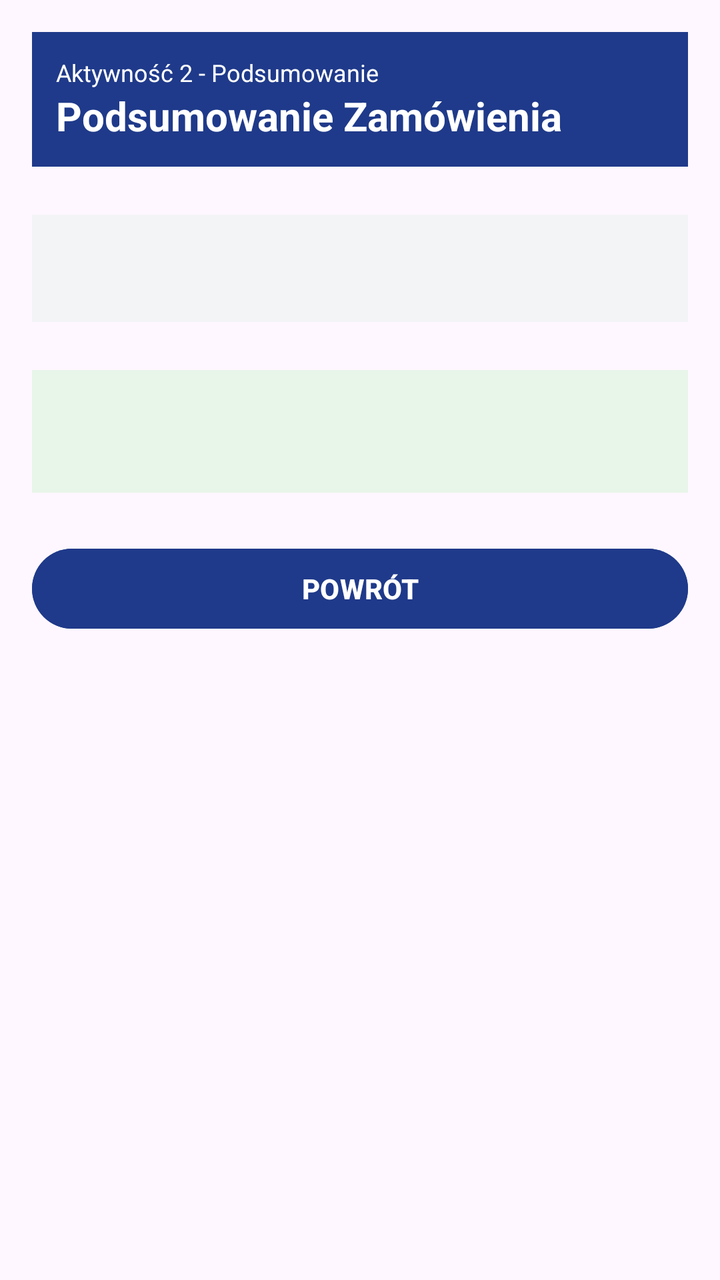
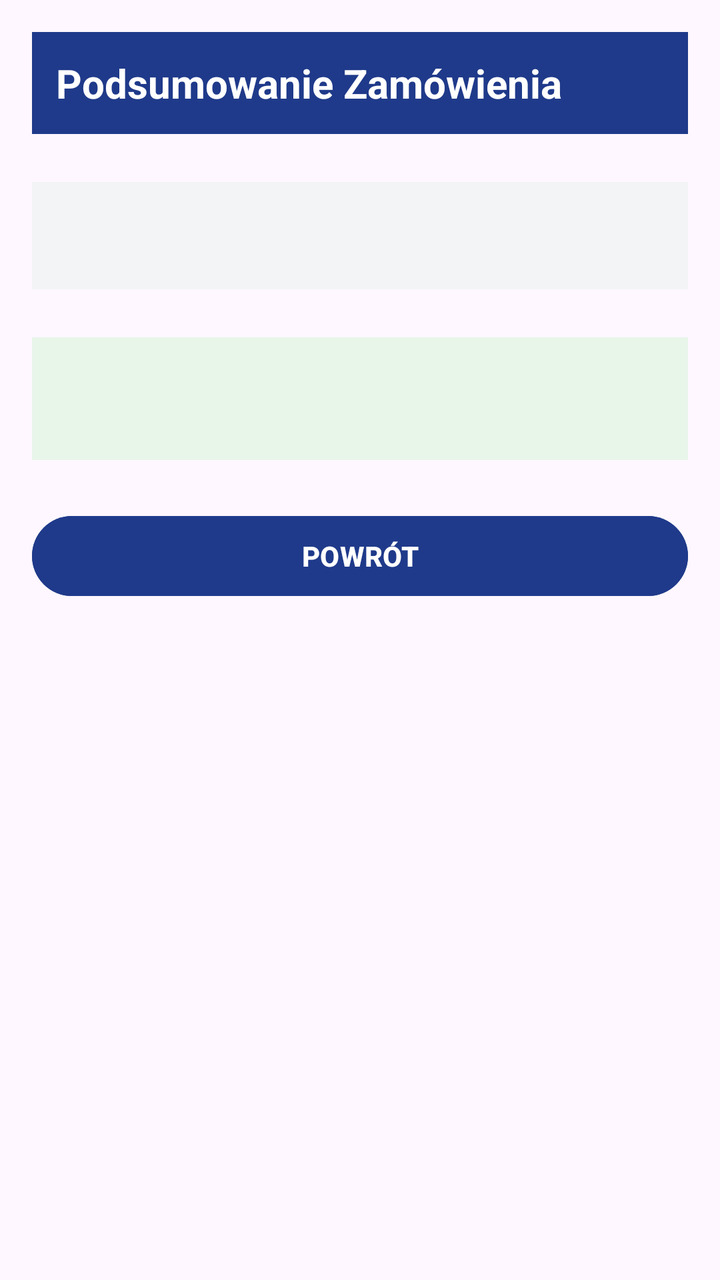

An Android layout rendered at two revisions. The XML below is the earlier revision; the diff shows what the commit changed to produce the second picture.
<!-- AndroidManifest.xml: application theme Theme.Pizzeria -->
<!-- res/layout/activity_summary.xml -->
<?xml version="1.0" encoding="utf-8"?>
<LinearLayout xmlns:android="http://schemas.android.com/apk/res/android"
    android:layout_width="match_parent"
    android:layout_height="match_parent"
    android:orientation="vertical"
    android:padding="16dp">

    
    <LinearLayout
        android:layout_width="match_parent"
        android:layout_height="wrap_content"
        android:orientation="vertical"
        android:background="#1F3A8A"
        android:padding="12dp"
        android:layout_marginBottom="24dp">

        <TextView
            android:layout_width="wrap_content"
            android:layout_height="wrap_content"
            android:text="Aktywność 2 - Podsumowanie"
            android:textColor="#FFFFFF"
            android:textSize="12sp" />

        <TextView
            android:layout_width="wrap_content"
            android:layout_height="wrap_content"
            android:text="Podsumowanie Zamówienia"
            android:textColor="#FFFFFF"
            android:textSize="20sp"
            android:textStyle="bold" />
    </LinearLayout>

    
    <LinearLayout
        android:layout_width="match_parent"
        android:layout_height="wrap_content"
        android:orientation="vertical"
        android:background="#F3F4F6"
        android:padding="16dp"
        android:layout_marginBottom="24dp">

        <TextView
            android:id="@+id/tvSummaryDetails"
            android:layout_width="match_parent"
            android:layout_height="wrap_content"
            android:textSize="16sp"
            android:textColor="#374151"
            android:lineSpacingExtra="6dp" />
    </LinearLayout>

    
    <TextView
        android:id="@+id/tvTotalPrice"
        android:layout_width="match_parent"
        android:layout_height="wrap_content"
        android:background="#E8F5E9"
        android:textColor="#2E7D32"
        android:textSize="22sp"
        android:textStyle="bold"
        android:gravity="center"
        android:padding="16dp"
        android:layout_marginBottom="24dp" />

    
    <Button
        android:id="@+id/btnBack"
        android:layout_width="match_parent"
        android:layout_height="wrap_content"
        android:text="POWRÓT"
        android:textStyle="bold"
        android:backgroundTint="#1F3A8A"
        android:textColor="#FFFFFF" />

</LinearLayout>
<!-- resources referenced by this layout -->
<resources>
  <style name="Theme.Pizzeria" parent="Base.Theme.Pizzeria" />
  <style name="Base.Theme.Pizzeria" parent="Theme.Material3.DayNight.NoActionBar">
          
          
      </style>
</resources>

<!-- the commit's change to res/layout/activity_summary.xml (unified diff, before → after) -->
@@ -13,13 +13,6 @@
         android:background="#1F3A8A"
         android:padding="12dp"
         android:layout_marginBottom="24dp">
-
-        <TextView
-            android:layout_width="wrap_content"
-            android:layout_height="wrap_content"
-            android:text="Aktywność 2 - Podsumowanie"
-            android:textColor="#FFFFFF"
-            android:textSize="12sp" />
 
         <TextView
             android:layout_width="wrap_content"
